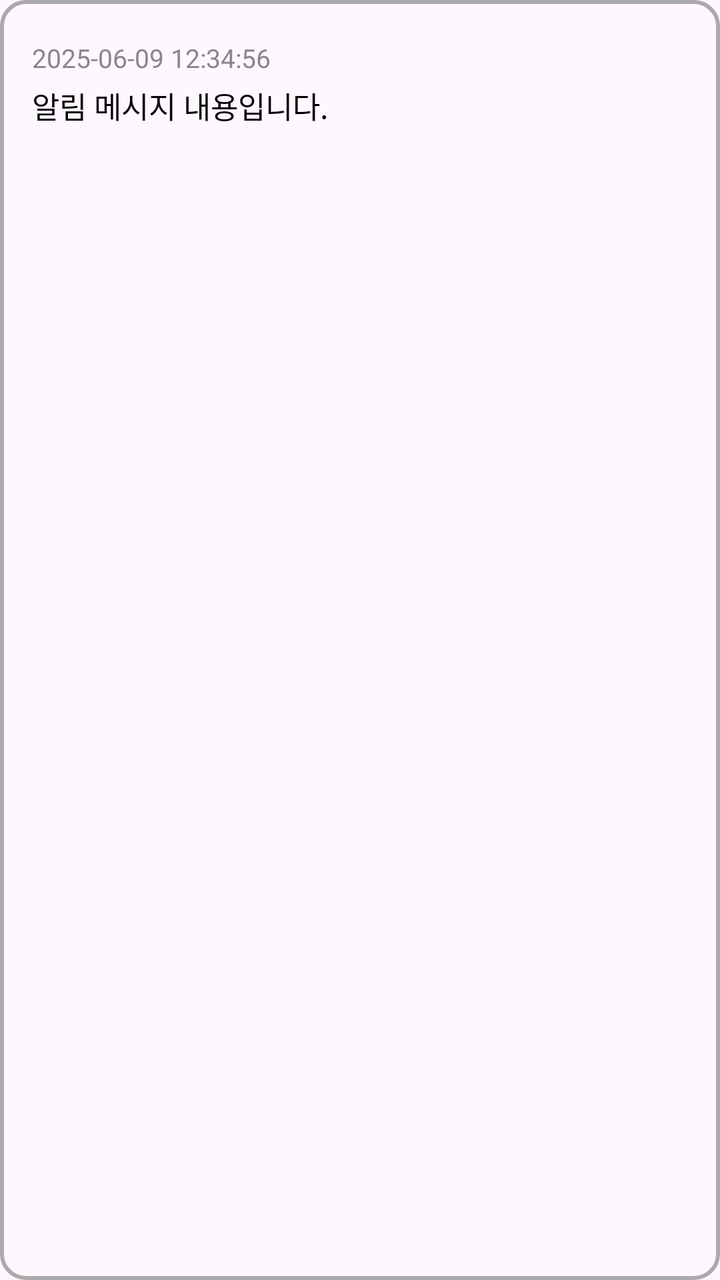
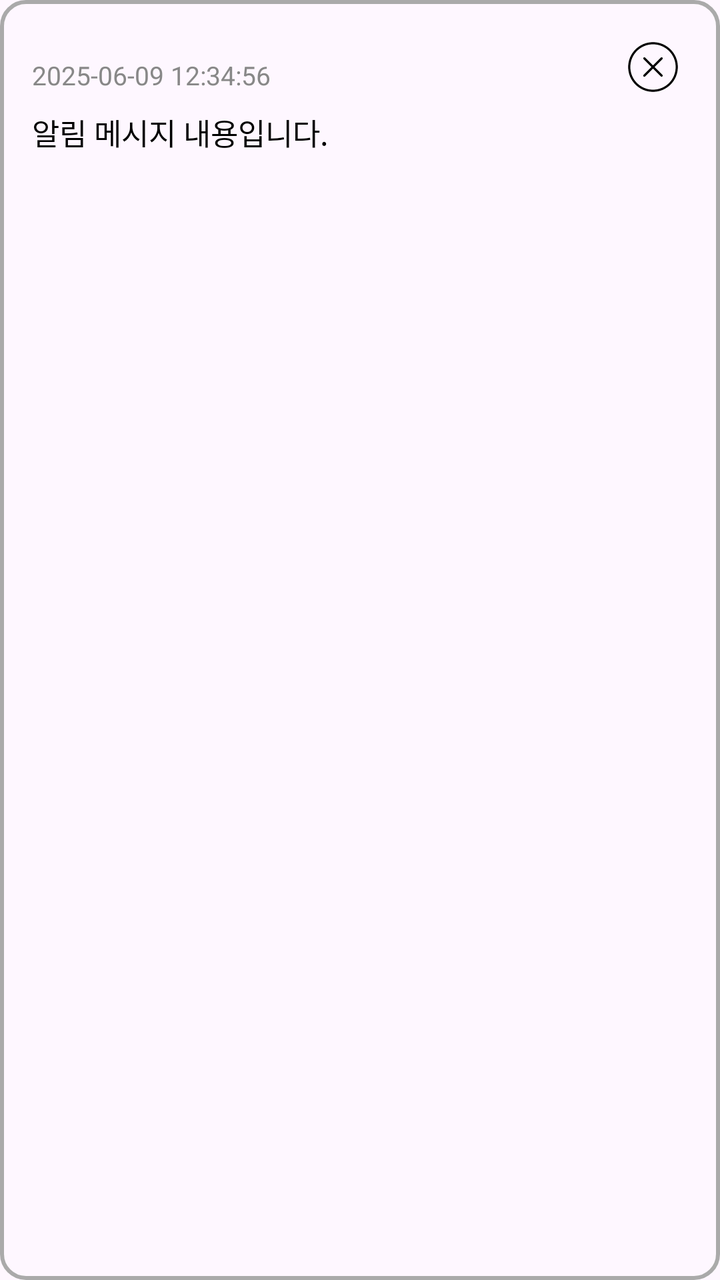

Compare the two renders of this Android layout. The source of the first and the diff that turns it into the second are given below.
<!-- AndroidManifest.xml: application theme Theme.PickAndCook -->
<!-- res/layout/item_notification.xml -->
<?xml version="1.0" encoding="utf-8"?>
<LinearLayout xmlns:android="http://schemas.android.com/apk/res/android"
    android:layout_width="match_parent"
    android:layout_height="wrap_content"
    android:orientation="vertical"
    android:background="@drawable/gray_border"
    android:padding="16dp"
    android:layout_marginTop="16dp"
    android:layout_marginLeft="20dp"
    android:layout_marginRight="20dp">

    <TextView
        android:id="@+id/textDate"
        android:layout_width="match_parent"
        android:layout_height="wrap_content"
        android:text="2025-06-09 12:34:56"
        android:textSize="@dimen/button_size"
        android:textColor="#888888"
        android:layout_marginTop="4dp" />

    <TextView
        android:id="@+id/textMessage"
        android:layout_width="match_parent"
        android:layout_height="wrap_content"
        android:text="알림 메시지 내용입니다."
        android:textSize="@dimen/body_text_size"
        android:textColor="@color/black"
        android:lineSpacingExtra="4dp"
        android:layout_marginTop="4dp"/>

    </LinearLayout>
<!-- resources referenced by this layout -->
<resources>
  <color name="black">#FF000000</color>
  <dimen name="body_text_size">15sp</dimen>
  <dimen name="button_size">13sp</dimen>
  <!-- drawable gray_border (drawable) -->
  <?xml version="1.0" encoding="utf-8"?>
  <shape xmlns:android="http://schemas.android.com/apk/res/android"
      android:shape="rectangle">
      <solid android:color="@android:color/transparent" />
      <stroke
          android:width="2dp"
          android:color="@android:color/darker_gray" />
      <corners android:radius="12dp" />
  </shape>
  <style name="Theme.PickAndCook" parent="Base.Theme.PickAndCook" />
  <style name="Base.Theme.PickAndCook" parent="Theme.Material3.DayNight.NoActionBar">
          
          <item name="colorPrimary">@color/black</item>
      </style>
</resources>

<!-- the commit's change to res/layout/item_notification.xml (unified diff, before → after) -->
@@ -1,4 +1,3 @@
-<?xml version="1.0" encoding="utf-8"?>
 <LinearLayout xmlns:android="http://schemas.android.com/apk/res/android"
     android:layout_width="match_parent"
     android:layout_height="wrap_content"
@@ -9,15 +8,34 @@
     android:layout_marginLeft="20dp"
     android:layout_marginRight="20dp">
 
-    <TextView
-        android:id="@+id/textDate"
+    
+    <LinearLayout
         android:layout_width="match_parent"
         android:layout_height="wrap_content"
-        android:text="2025-06-09 12:34:56"
-        android:textSize="@dimen/button_size"
-        android:textColor="#888888"
-        android:layout_marginTop="4dp" />
+        android:orientation="horizontal"
+        android:gravity="center_vertical">
 
+        <TextView
+            android:id="@+id/textDate"
+            android:layout_width="0dp"
+            android:layout_height="wrap_content"
+            android:layout_weight="1"
+            android:text="2025-06-09 12:34:56"
+            android:textSize="@dimen/button_size"
+            android:textColor="#888888"
+            android:layout_marginTop="4dp" />
+
+        <ImageView
+            android:id="@+id/btnClose"
+            android:layout_width="35dp"
+            android:layout_height="35dp"
+            android:src="@drawable/ic_close"
+            android:contentDescription="닫기"
+            android:padding="4dp"
+            android:layout_marginStart="8dp" />
+    </LinearLayout>
+
+    
     <TextView
         android:id="@+id/textMessage"
         android:layout_width="match_parent"
@@ -27,5 +45,4 @@
         android:textColor="@color/black"
         android:lineSpacingExtra="4dp"
         android:layout_marginTop="4dp"/>
-
-    </LinearLayout>
+</LinearLayout>
<!-- resource entries referenced after the edit -->
@@ -13,6 +13,16 @@
           android:color="@android:color/darker_gray" />
       <corners android:radius="12dp" />
   </shape>
+  <!-- drawable ic_close (drawable) -->
+  <vector xmlns:android="http://schemas.android.com/apk/res/android"
+      android:width="30dp"
+      android:height="30dp"
+      android:viewportWidth="50"
+      android:viewportHeight="50">
+    <path
+        android:fillColor="#FF000000"
+        android:pathData="M25,2C12.31,2 2,12.31 2,25C2,37.69 12.31,48 25,48C37.69,48 48,37.69 48,25C48,12.31 37.69,2 25,2zM25,4C36.61,4 46,13.39 46,25C46,36.61 36.61,46 25,46C13.39,46 4,36.61 4,25C4,13.39 13.39,4 25,4zM32.99,15.986A1,1 0,0 0,32.293 16.293L25,23.586L17.707,16.293A1,1 0,0 0,16.99 15.99A1,1 0,0 0,16.293 17.707L23.586,25L16.293,32.293A1,1 0,1 0,17.707 33.707L25,26.414L32.293,33.707A1,1 0,1 0,33.707 32.293L26.414,25L33.707,17.707A1,1 0,0 0,32.99 15.986z"/>
+  </vector>
   <style name="Theme.PickAndCook" parent="Base.Theme.PickAndCook" />
   <style name="Base.Theme.PickAndCook" parent="Theme.Material3.DayNight.NoActionBar">
           
